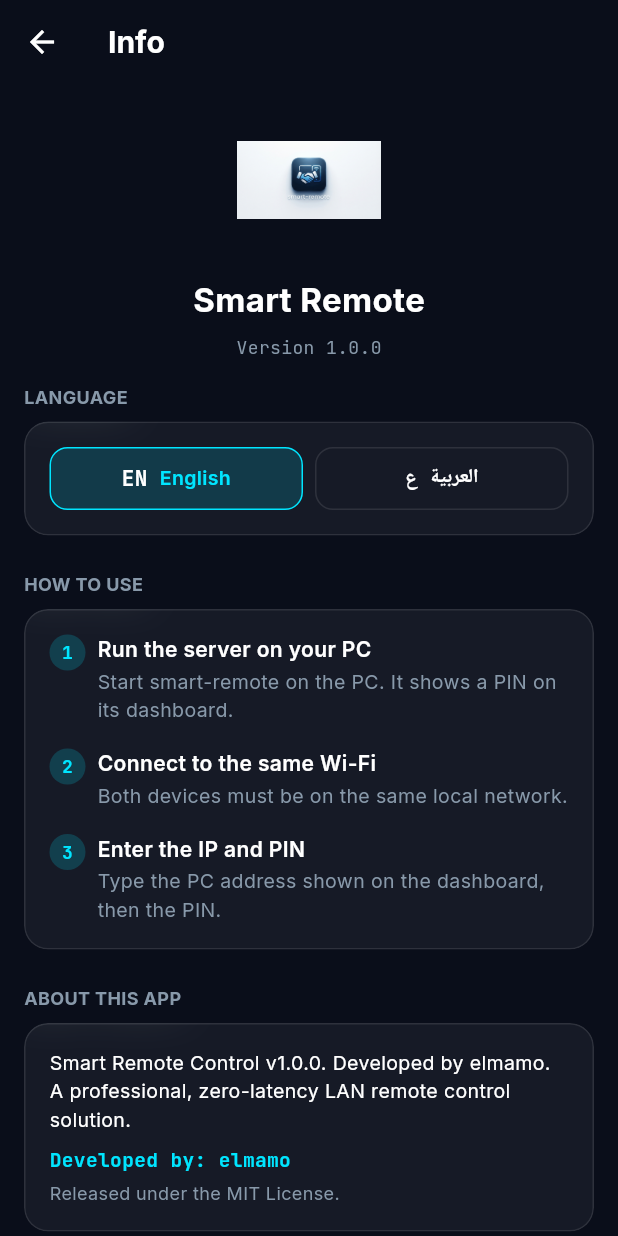
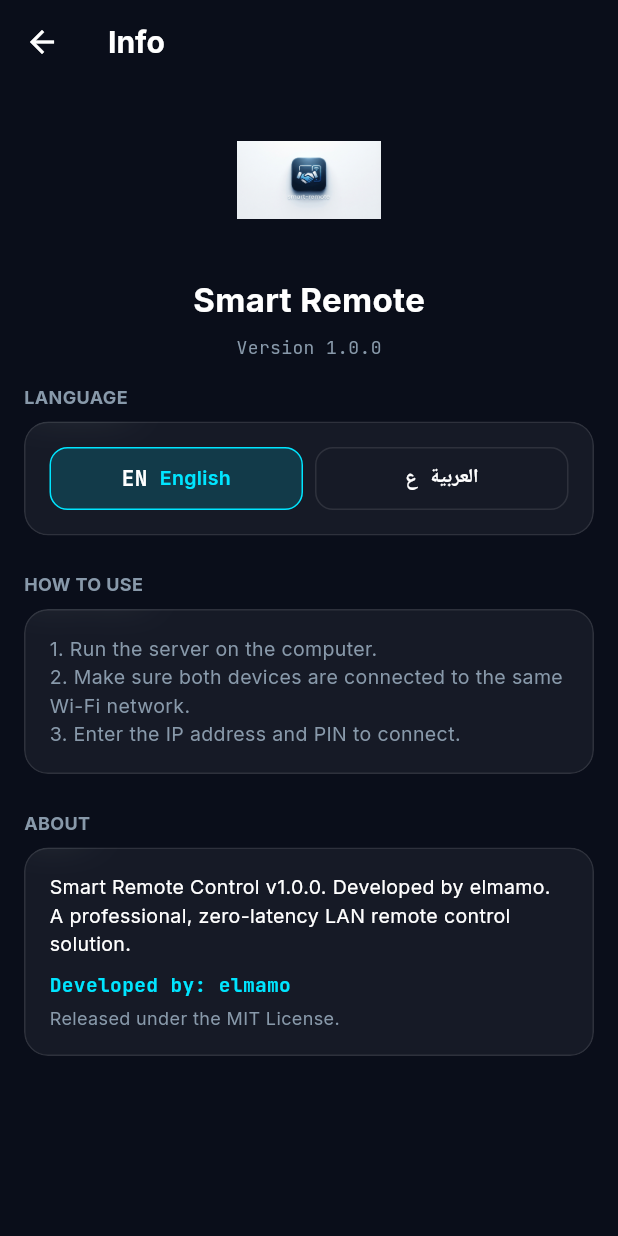
Before and after one commit to mohamedelmaz/smart-remote-app, a Flutter app: the InfoSheet screen opened directly, on a phone screen of 412 x 824 dp. Run offline on Flutter 3.47's test engine with Material 3 defaults, Android fonts, the phone set to English and light mode, and no system bars; our stand-ins replace flutter_riverpod, google_fonts, multicast_dns, permission_handler, shared_preferences; missing offline and left inert: record; accounts and stored records are empty.

Commit message:
Polish reconnect behavior, shortcuts, and branding
Handle command failures and live WebSocket lifecycle changes, guarantee best-effort release of partial keyboard chords, and ship bilingual shortcut and About/help UI with refreshed brand assets.

Co-authored-by: Copilot <223556219+Copilot@users.noreply.github.com>

```diff
--- a/mobile/lib/core/commands.dart
+++ b/mobile/lib/core/commands.dart
@@ -112,5 +112,8 @@ class Remote {
 /// The command helper, or null when not paired.
 final remoteProvider = Provider<Remote?>((ref) {
   final link = ref.watch(remoteLinkProvider);
+  // Rebuild command consumers when this same link transitions through a drop
+  // or reconnect; pairing changes alone do not signal socket lifecycle events.
+  ref.watch(remoteLinkStateProvider);
   return link == null ? null : Remote(link);
 });
--- a/mobile/lib/l10n/strings.dart
+++ b/mobile/lib/l10n/strings.dart
@@ -115,21 +115,14 @@ class T {
   String get notAccepted => text('The PC did not accept it', 'لم يقبل الحاسوب الأمر');
   String get macroFailed => text('Macro failed', 'فشل تنفيذ الاختصار');
 
-  String get step1Title => text('Run the server on your PC',
-      'شغّل الخادم على حاسوبك');
-  String get step1Body => text(
-      'Start smart-remote on the PC. It shows a PIN on its dashboard.',
-      'شغّل smart-remote على الحاسوب. سيعرض رمز دخول في لوحته.');
-  String get step2Title => text('Connect to the same Wi-Fi',
-      'اتصل بنفس شبكة الواي-فاي');
-  String get step2Body => text(
-      'Both devices must be on the same local network.',
-      'يجب أن يكون الجهازان على نفس الشبكة المحلية.');
-  String get step3Title => text('Enter the IP and PIN',
-      'أدخل عنوان IP ورمز الدخول');
-  String get step3Body => text(
-      'Type the PC address shown on the dashboard, then the PIN.',
-      'اكتب عنوان الحاسوب الظاهر في اللوحة، ثم رمز الدخول.');
+  String get howToUseBody => text(
+        '1. Run the server on the computer.\n'
+        '2. Make sure both devices are connected to the same Wi-Fi network.\n'
+        '3. Enter the IP address and PIN to connect.',
+        '1. شغّل الخادم على الكمبيوتر.\n'
+        '2. تأكد من اتصال كلا الجهازين بنفس شبكة Wi-Fi.\n'
+        '3. أدخل عنوان IP ورمز PIN للاتصال.',
+      );
 
   String get aboutBody => text(
       'Smart Remote Control v1.0.0. Developed by elmamo. A professional, '
@@ -149,7 +142,7 @@ class T {
   String get arabic => text('العربية', 'العربية');
   String get english => text('English', 'English');
   String get stepsTitle => text('Three steps to connect', 'ثلاث خطوات للاتصال');
-  String get aboutTitle => text('About this app', 'حول التطبيق');
+  String get aboutTitle => text('About', 'حول المشروع');
   String get developedBy => text('Developed by', 'طوّره');
   String get version => text('Version', 'الإصدار');
 }
--- a/mobile/lib/screens/info_sheet.dart
+++ b/mobile/lib/screens/info_sheet.dart
@@ -47,7 +47,7 @@ class BrandLogo extends StatelessWidget {
   @override
   Widget build(BuildContext context) {
     return Image.asset(
-      'assets/branding/smart-remote-logo.jpg',
+      'assets/branding/logo.png',
       width: size,
       height: size,
       fit: BoxFit.contain,
@@ -150,11 +150,14 @@ class InfoSheet extends ConsumerWidget {
               child: Column(
                 crossAxisAlignment: CrossAxisAlignment.start,
                 children: [
-                  _Step(index: 1, title: t.step1Title, body: t.step1Body),
-                  const SizedBox(height: AppTokens.gap),
-                  _Step(index: 2, title: t.step2Title, body: t.step2Body),
-                  const SizedBox(height: AppTokens.gap),
-                  _Step(index: 3, title: t.step3Title, body: t.step3Body),
+                  Text(
+                    t.howToUseBody,
+                    style: interStyle(
+                      13,
+                      FontWeight.w400,
+                      color: AppColors.textSecondary,
+                    ),
+                  ),
                 ],
               ),
             ),
@@ -193,55 +196,6 @@ class InfoSheet extends ConsumerWidget {
           ],
         ),
       ),
-    );
-  }
-}
-
-/// One numbered setup step.
-class _Step extends StatelessWidget {
-  const _Step({required this.index, required this.title, required this.body});
-
-  final int index;
-  final String title;
-  final String body;
-
-  @override
-  Widget build(BuildContext context) {
-    return Row(
-      crossAxisAlignment: CrossAxisAlignment.start,
-      children: [
-        Container(
-          width: 24,
-          height: 24,
-          alignment: Alignment.center,
-          decoration: BoxDecoration(
-            shape: BoxShape.circle,
-            color: AppColors.accent.withValues(alpha: 0.18),
-          ),
-          child: Text(
-            '$index',
-            style: monoStyle(12, FontWeight.w700, color: AppColors.accent),
-          ),
-        ),
-        const SizedBox(width: AppTokens.gapSmall),
-        Expanded(
-          child: Column(
-            crossAxisAlignment: CrossAxisAlignment.start,
-            children: [
-              Text(title, style: interStyle(14, FontWeight.w600)),
-              const SizedBox(height: 2),
-              Text(
-                body,
-                style: interStyle(
-                  13,
-                  FontWeight.w400,
-                  color: AppColors.textSecondary,
-                ),
-              ),
-            ],
-          ),
-        ),
-      ],
     );
   }
 }
```
Also changed, not shown: mobile/lib/screens/deck_screen.dart (+43 -18 lines), mobile/lib/screens/media_screen.dart (+31 -15 lines), mobile/lib/state/providers.dart (+36 -3 lines), mobile/pubspec.yaml (+3 -4 lines), mobile/assets/branding/logo.png (added), 7 other files.
